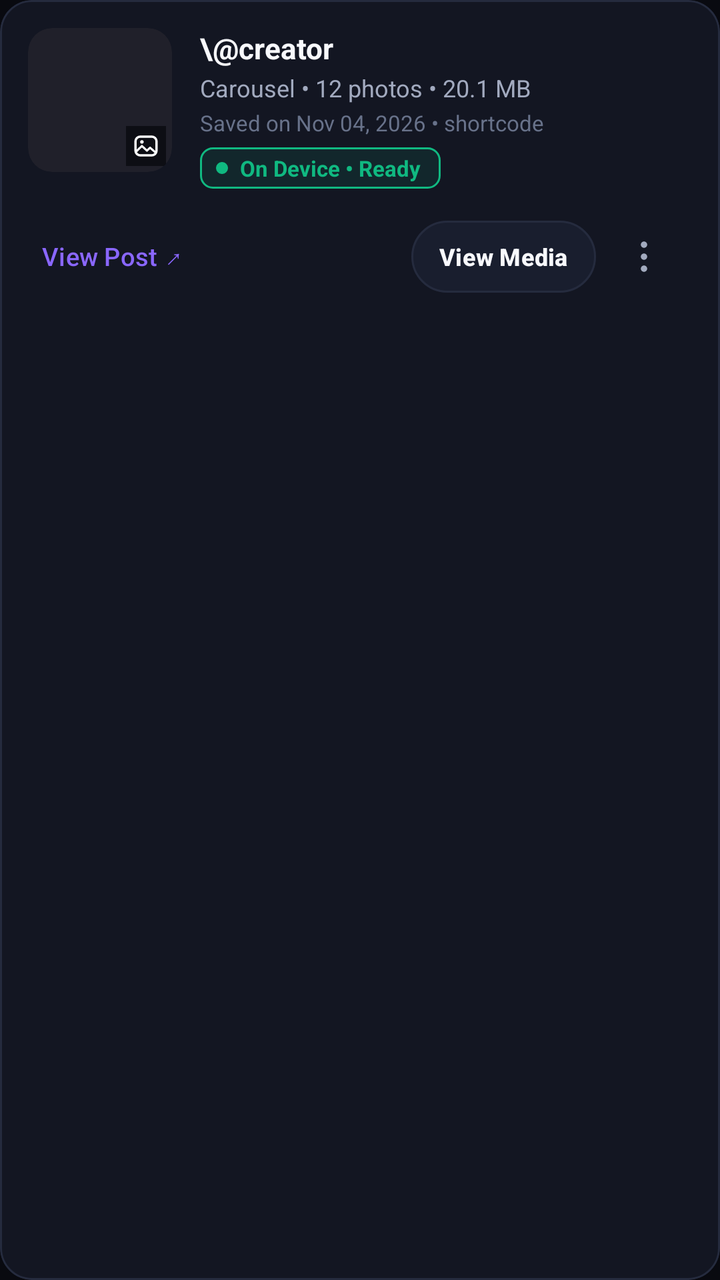
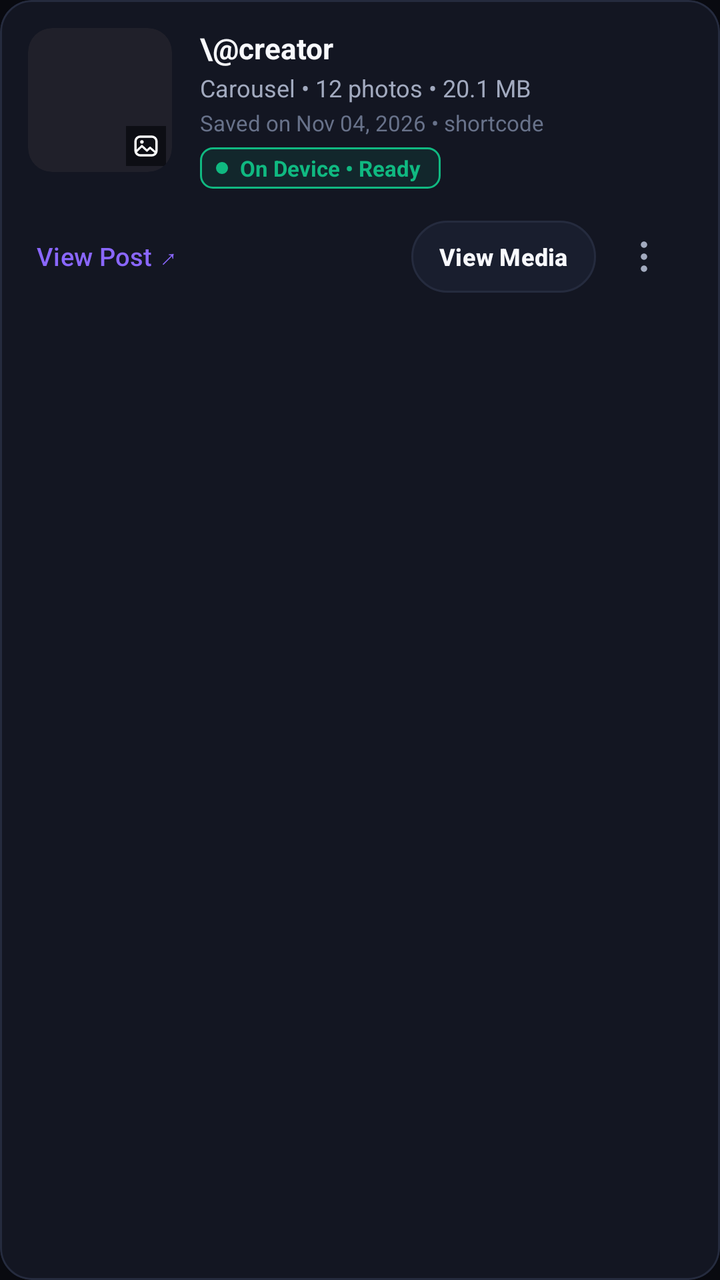

Compare the two renders of this Android layout. The source of the first and the diff that turns it into the second are given below.
<!-- AndroidManifest.xml: application theme Theme.InstaSave -->
<!-- res/layout/item_history_card.xml -->
<?xml version="1.0" encoding="utf-8"?>
<com.google.android.material.card.MaterialCardView
    xmlns:android="http://schemas.android.com/apk/res/android"
    xmlns:app="http://schemas.android.com/apk/res-auto"
    xmlns:tools="http://schemas.android.com/tools"
    android:layout_width="match_parent"
    android:layout_height="wrap_content"
    android:layout_marginStart="14dp"
    android:layout_marginEnd="14dp"
    android:layout_marginTop="5dp"
    android:layout_marginBottom="5dp"
    app:cardCornerRadius="16dp"
    app:cardElevation="0dp"
    app:strokeWidth="1dp"
    app:strokeColor="@color/card_stroke"
    app:cardBackgroundColor="@color/card_bg"
    android:clickable="true"
    android:focusable="true">

    <androidx.constraintlayout.widget.ConstraintLayout
        android:layout_width="match_parent"
        android:layout_height="wrap_content"
        android:padding="14dp">

        
        <FrameLayout
            android:id="@+id/flThumbnailContainer"
            android:layout_width="72dp"
            android:layout_height="72dp"
            android:background="@drawable/bg_history_thumb"
            android:clipToOutline="true"
            app:layout_constraintTop_toTopOf="parent"
            app:layout_constraintStart_toStartOf="parent">

            <ImageView
                android:id="@+id/ivHistoryThumbnail"
                android:layout_width="match_parent"
                android:layout_height="match_parent"
                android:scaleType="centerCrop"
                android:contentDescription="Thumbnail" />

            
            <ImageView
                android:id="@+id/ivHistoryTypeIcon"
                android:layout_width="20dp"
                android:layout_height="20dp"
                android:layout_gravity="bottom|end"
                android:layout_margin="3dp"
                android:background="#CC090A10"
                android:padding="3dp"
                android:src="@drawable/ic_image"
                app:tint="@color/white"
                android:contentDescription="Type" />

            
            <ImageView
                android:id="@+id/ivDeletedBadge"
                android:layout_width="20dp"
                android:layout_height="20dp"
                android:layout_gravity="top|start"
                android:layout_margin="3dp"
                android:background="#CC090A10"
                android:padding="3dp"
                android:src="@drawable/ic_cloud_download"
                app:tint="@color/insta_coral"
                android:visibility="gone"
                android:contentDescription="Deleted from local storage" />
        </FrameLayout>

        
        <TextView
            android:id="@+id/tvHistoryTitle"
            android:layout_width="0dp"
            android:layout_height="wrap_content"
            android:layout_marginStart="14dp"
            android:text="\@creator"
            android:textColor="@color/text_primary"
            android:textSize="14.5sp"
            android:textStyle="bold"
            android:maxLines="1"
            android:ellipsize="middle"
            app:layout_constraintTop_toTopOf="@id/flThumbnailContainer"
            app:layout_constraintStart_toEndOf="@id/flThumbnailContainer"
            app:layout_constraintEnd_toEndOf="parent" />

        
        <TextView
            android:id="@+id/tvHistorySubtitle"
            android:layout_width="0dp"
            android:layout_height="wrap_content"
            android:layout_marginTop="2dp"
            android:text="Carousel • 12 photos • 20.1 MB"
            android:textColor="@color/text_secondary"
            android:textSize="12sp"
            android:maxLines="1"
            android:ellipsize="end"
            app:layout_constraintTop_toBottomOf="@id/tvHistoryTitle"
            app:layout_constraintStart_toStartOf="@id/tvHistoryTitle"
            app:layout_constraintEnd_toEndOf="parent" />

        
        <TextView
            android:id="@+id/tvHistoryDate"
            android:layout_width="0dp"
            android:layout_height="wrap_content"
            android:layout_marginTop="2dp"
            android:text="Saved on Nov 04, 2026 • shortcode"
            android:textColor="@color/text_muted"
            android:textSize="11sp"
            android:maxLines="1"
            app:layout_constraintTop_toBottomOf="@id/tvHistorySubtitle"
            app:layout_constraintStart_toStartOf="@id/tvHistoryTitle"
            app:layout_constraintEnd_toEndOf="parent" />

        
        <LinearLayout
            android:id="@+id/layoutStatusBadge"
            android:layout_width="wrap_content"
            android:layout_height="wrap_content"
            android:orientation="horizontal"
            android:gravity="center_vertical"
            android:layout_marginTop="5dp"
            android:paddingStart="8dp"
            android:paddingEnd="10dp"
            android:paddingTop="3dp"
            android:paddingBottom="3dp"
            android:background="@drawable/badge_status_downloaded"
            app:layout_constraintTop_toBottomOf="@id/tvHistoryDate"
            app:layout_constraintStart_toStartOf="@id/tvHistoryTitle">

            <View
                android:id="@+id/dotStatus"
                android:layout_width="6dp"
                android:layout_height="6dp"
                android:background="@drawable/dot_indicator" />

            <TextView
                android:id="@+id/tvStatusText"
                android:layout_width="wrap_content"
                android:layout_height="wrap_content"
                android:layout_marginStart="6dp"
                android:text="On Device • Ready"
                android:textColor="@color/status_green"
                android:textSize="11sp"
                android:textStyle="bold"
                android:maxLines="1" />
        </LinearLayout>

        
        <androidx.constraintlayout.widget.Barrier
            android:id="@+id/barrierTopSection"
            android:layout_width="wrap_content"
            android:layout_height="wrap_content"
            app:barrierDirection="bottom"
            app:constraint_referenced_ids="flThumbnailContainer,layoutStatusBadge" />

        
        <FrameLayout
            android:id="@+id/historyProgressSlot"
            android:layout_width="0dp"
            android:layout_height="wrap_content"
            app:layout_constraintTop_toBottomOf="@id/barrierTopSection"
            app:layout_constraintStart_toStartOf="parent"
            app:layout_constraintEnd_toEndOf="parent">

            <ViewStub
                android:id="@+id/stubDownloadProgress"
                android:layout_width="match_parent"
                android:layout_height="wrap_content"
                android:layout_marginTop="6dp"
                android:layout="@layout/view_stub_download_progress"
                android:inflatedId="@+id/layoutDownloadProgress" />
        </FrameLayout>

        
        <com.google.android.material.button.MaterialButton
            android:id="@+id/btnOpenInstagram"
            style="@style/Widget.Material3.Button.TextButton"
            android:layout_width="wrap_content"
            android:layout_height="36dp"
            android:minHeight="0dp"
            android:layout_marginTop="10dp"
            android:text="View Post ↗"
            android:textSize="12.5sp"
            android:textColor="@color/insta_pink"
            android:insetTop="0dp"
            android:insetBottom="0dp"
            android:paddingStart="4dp"
            android:paddingEnd="8dp"
            app:layout_constraintTop_toBottomOf="@id/historyProgressSlot"
            app:layout_constraintBottom_toBottomOf="parent"
            app:layout_constraintStart_toStartOf="parent" />

        
        <ProgressBar
            android:id="@+id/pbRedownload"
            android:layout_width="24dp"
            android:layout_height="24dp"
            android:layout_marginEnd="8dp"
            android:indeterminateTint="@color/insta_pink"
            android:visibility="gone"
            app:layout_constraintTop_toTopOf="@id/btnOpenInstagram"
            app:layout_constraintBottom_toBottomOf="@id/btnOpenInstagram"
            app:layout_constraintEnd_toStartOf="@id/btnViewMedia" />

        
        <com.google.android.material.button.MaterialButton
            android:id="@+id/btnViewMedia"
            style="@style/Widget.Material3.Button.TonalButton"
            android:layout_width="wrap_content"
            android:layout_height="36dp"
            android:minHeight="0dp"
            android:text="View Media"
            android:textSize="12sp"
            android:textStyle="bold"
            android:textColor="@color/text_primary"
            app:backgroundTint="@color/surface_variant"
            app:strokeColor="@color/card_stroke"
            app:strokeWidth="1dp"
            app:cornerRadius="18dp"
            android:insetTop="0dp"
            android:insetBottom="0dp"
            android:paddingStart="14dp"
            android:paddingEnd="14dp"
            android:visibility="visible"
            app:layout_constraintTop_toTopOf="@id/btnOpenInstagram"
            app:layout_constraintBottom_toBottomOf="@id/btnOpenInstagram"
            app:layout_constraintEnd_toStartOf="@id/btnMoreOptions" />

        
        <com.google.android.material.button.MaterialButton
            android:id="@+id/btnRedownload"
            style="@style/Widget.Material3.Button"
            android:layout_width="wrap_content"
            android:layout_height="36dp"
            android:minHeight="0dp"
            android:text="☁  Re-download"
            android:textSize="12sp"
            android:textStyle="bold"
            android:textColor="@color/white"
            android:background="@drawable/btn_hero_gradient"
            app:backgroundTint="@null"
            app:cornerRadius="18dp"
            android:insetTop="0dp"
            android:insetBottom="0dp"
            android:paddingStart="14dp"
            android:paddingEnd="14dp"
            android:visibility="gone"
            app:layout_constraintTop_toTopOf="@id/btnOpenInstagram"
            app:layout_constraintBottom_toBottomOf="@id/btnOpenInstagram"
            app:layout_constraintEnd_toStartOf="@id/btnMoreOptions" />

        
        <ImageButton
            android:id="@+id/btnMoreOptions"
            android:layout_width="48dp"
            android:layout_height="48dp"
            android:padding="12dp"
            android:layout_marginStart="4dp"
            android:src="@drawable/ic_more_vert"
            app:tint="@color/text_secondary"
            android:background="?android:attr/selectableItemBackgroundBorderless"
            android:contentDescription="Options"
            app:layout_constraintTop_toTopOf="@id/btnOpenInstagram"
            app:layout_constraintBottom_toBottomOf="@id/btnOpenInstagram"
            app:layout_constraintEnd_toEndOf="parent" />

    </androidx.constraintlayout.widget.ConstraintLayout>

</com.google.android.material.card.MaterialCardView>
<!-- res/layout/view_stub_download_progress.xml (included above) -->
<?xml version="1.0" encoding="utf-8"?>
<LinearLayout
    xmlns:android="http://schemas.android.com/apk/res/android"
    android:id="@+id/layoutDownloadProgress"
    android:layout_width="match_parent"
    android:layout_height="wrap_content"
    android:orientation="vertical"
    android:paddingStart="2dp"
    android:paddingEnd="2dp"
    android:layout_marginTop="8dp">

    <LinearLayout
        android:layout_width="match_parent"
        android:layout_height="wrap_content"
        android:orientation="horizontal"
        android:gravity="center_vertical">

        <TextView
            android:id="@+id/tvProgressMessage"
            android:layout_width="0dp"
            android:layout_height="wrap_content"
            android:layout_weight="1"
            android:text="Re-downloading..."
            android:textColor="@color/insta_pink"
            android:textSize="12sp"
            android:textStyle="bold"
            android:maxLines="1"
            android:ellipsize="end" />

        <TextView
            android:id="@+id/tvProgressPercent"
            android:layout_width="wrap_content"
            android:layout_height="wrap_content"
            android:text="0%"
            android:textColor="@color/text_primary"
            android:textSize="12sp"
            android:textStyle="bold"
            android:layout_marginStart="8dp" />
    </LinearLayout>

    <ProgressBar
        android:id="@+id/pbHistoryHorizontal"
        style="?android:attr/progressBarStyleHorizontal"
        android:layout_width="match_parent"
        android:layout_height="6dp"
        android:layout_marginTop="4dp"
        android:progressTint="@color/insta_pink"
        android:progressBackgroundTint="#33FFFFFF"
        android:max="100"
        android:progress="0" />
</LinearLayout>
<!-- resources referenced by this layout -->
<resources>
  <color name="card_bg">#131622</color>
  <color name="card_stroke">#252B3E</color>
  <color name="insta_coral">#FF3377</color>
  <color name="insta_pink">#8A67FF</color>
  <color name="status_green">#10B981</color>
  <color name="surface_variant">#191E2E</color>
  <color name="text_muted">#68728A</color>
  <color name="text_primary">#F8F9FD</color>
  <color name="text_secondary">#A2AABF</color>
  <color name="white">#FFFFFFFF</color>
  <!-- drawable badge_status_downloaded (drawable) -->
  <?xml version="1.0" encoding="utf-8"?>
  <shape xmlns:android="http://schemas.android.com/apk/res/android"
      android:shape="rectangle">
      <solid android:color="@color/status_green_bg" />
      <corners android:radius="6dp" />
      <stroke
          android:width="1dp"
          android:color="@color/status_green" />
  </shape>
  <!-- drawable bg_history_thumb (drawable) -->
  <?xml version="1.0" encoding="utf-8"?>
  <shape xmlns:android="http://schemas.android.com/apk/res/android"
      android:shape="rectangle">
      <solid android:color="#20202A" />
      <corners android:radius="12dp" />
  </shape>
  <!-- drawable dot_indicator (drawable) -->
  <?xml version="1.0" encoding="utf-8"?>
  <shape xmlns:android="http://schemas.android.com/apk/res/android"
      android:shape="oval">
      <solid android:color="@color/status_green" />
      <size
          android:width="10dp"
          android:height="10dp" />
  </shape>
  <!-- drawable ic_cloud_download (drawable) -->
  <?xml version="1.0" encoding="utf-8"?>
  <vector xmlns:android="http://schemas.android.com/apk/res/android"
      android:width="24dp"
      android:height="24dp"
      android:viewportWidth="24"
      android:viewportHeight="24">
      <path
          android:fillColor="#E1306C"
          android:pathData="M19.35,10.04C18.67,6.59 15.64,4 12,4 9.11,4 6.6,5.64 5.35,8.04 2.34,8.36 0,10.91 0,14c0,3.31 2.69,6 6,6h13c2.76,0 5,-2.24 5,-5 0,-2.64 -2.05,-4.78 -4.65,-4.96zM17,13l-5,5 -5,-5h3V9h4v4h3z" />
  </vector>
  <color name="status_green_bg">#1A10B981</color>
  <color name="bg_dark">#090A10</color>
  <color name="surface_elevated">#1E2335</color>
  <style name="Widget.InstaSave.BottomNav" parent="Widget.Material3.BottomNavigationView">
          <item name="itemActiveIndicatorStyle">@style/Widget.InstaSave.BottomNav.Indicator</item>
          <item name="itemRippleColor">#208A67FF</item>
      </style>
  <style name="ThemeOverlay.InstaSave.BottomSheetDialog" parent="ThemeOverlay.Material3.BottomSheetDialog">
          <item name="android:backgroundDimAmount">0.80</item>
          <item name="android:backgroundDimEnabled">true</item>
          <item name="bottomSheetStyle">@style/Widget.InstaSave.BottomSheet</item>
      </style>
  <style name="ThemeOverlay.InstaSave.MaterialAlertDialog" parent="ThemeOverlay.Material3.MaterialAlertDialog">
          <item name="android:backgroundDimAmount">0.80</item>
          <item name="android:backgroundDimEnabled">true</item>
          <item name="colorSurface">@color/card_bg</item>
      </style>
  <style name="Widget.InstaSave.BottomNav.Indicator" parent="Widget.Material3.BottomNavigationView.ActiveIndicator">
          <item name="android:color">#25213D</item>
          <item name="android:width">60dp</item>
          <item name="android:height">32dp</item>
          <item name="shapeAppearance">@style/ShapeAppearance.InstaSave.NavIndicator</item>
      </style>
  <style name="Widget.InstaSave.BottomSheet" parent="Widget.Material3.BottomSheet">
          <item name="android:background">@android:color/transparent</item>
          <item name="backgroundTint">@android:color/transparent</item>
      </style>
  <style name="ShapeAppearance.InstaSave.NavIndicator" parent="ShapeAppearance.Material3.Corner.Full">
          <item name="cornerSize">16dp</item>
      </style>
  <!-- unchanged entries left out for length: 4 -->
</resources>

<!-- the commit's change to res/layout/item_history_card.xml (unified diff, before → after) -->
@@ -178,9 +178,12 @@
             style="@style/Widget.Material3.Button.TextButton"
             android:layout_width="wrap_content"
             android:layout_height="36dp"
+            android:minWidth="0dp"
             android:minHeight="0dp"
             android:layout_marginTop="10dp"
             android:text="View Post ↗"
+            android:maxLines="1"
+            android:singleLine="true"
             android:textSize="12.5sp"
             android:textColor="@color/insta_pink"
             android:insetTop="0dp"
